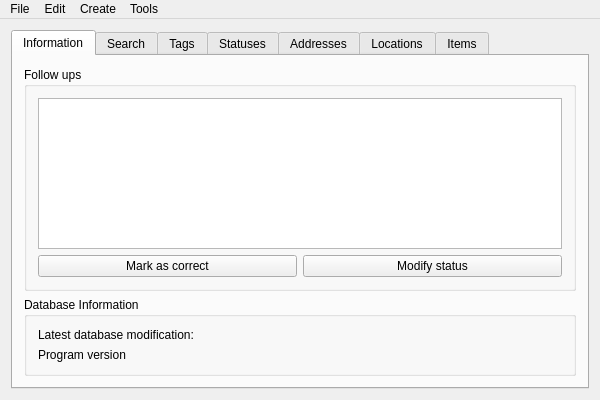
Above: mainwindow.ui from ChristopherRabotin/invensile before the change. Below: the same form after it.
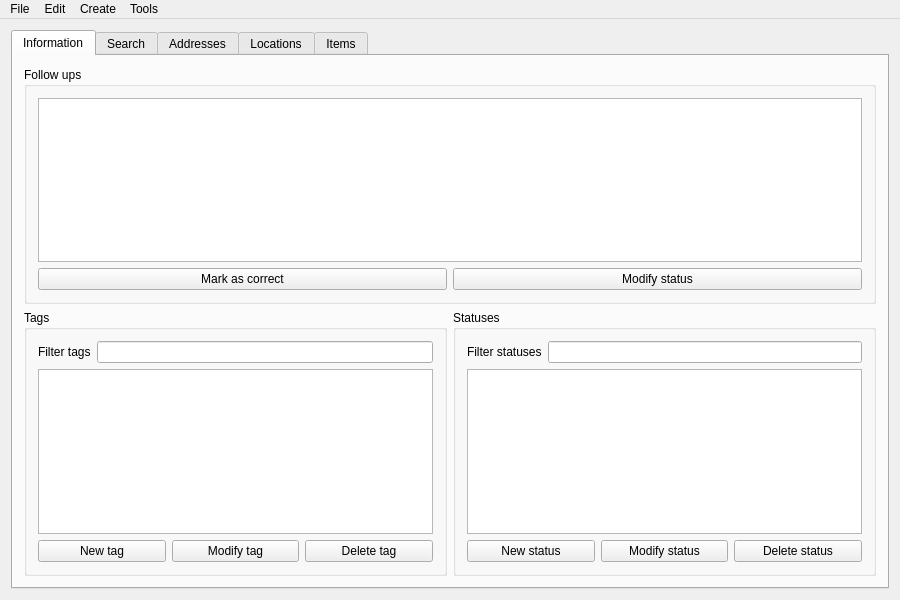
That is the form after the change.

Commit message: Moving very fast. Modified GUI and corrected filtering bugs.

Diff of the .ui file:
```diff
--- a/mainwindow.ui
+++ b/mainwindow.ui
@@ -6,8 +6,8 @@
    <rect>
     <x>0</x>
     <y>0</y>
-    <width>600</width>
-    <height>400</height>
+    <width>900</width>
+    <height>600</height>
    </rect>
   </property>
   <property name="windowTitle">
@@ -24,7 +24,7 @@
        <attribute name="title">
         <string>Information</string>
        </attribute>
-       <layout class="QVBoxLayout" name="verticalLayout_10">
+       <layout class="QVBoxLayout" name="verticalLayout_11">
         <item>
          <widget class="QGroupBox" name="followUpBox">
           <property name="title">
@@ -60,44 +60,13 @@
          </widget>
         </item>
         <item>
-         <widget class="QGroupBox" name="dbInfoBox">
-          <property name="title">
-           <string>Database Information</string>
-          </property>
           <layout class="QHBoxLayout" name="horizontalLayout_6">
            <item>
-            <layout class="QVBoxLayout" name="verticalLayout_6">
-             <item>
-              <widget class="QLabel" name="label_LatestModification">
-               <property name="text">
-                <string>Latest database modification: </string>
-               </property>
-              </widget>
-             </item>
-             <item>
-              <widget class="QLabel" name="label_Program_version">
-               <property name="text">
-                <string>Program version </string>
-               </property>
-              </widget>
-             </item>
-            </layout>
-           </item>
-          </layout>
-         </widget>
-        </item>
-       </layout>
-      </widget>
-      <widget class="QWidget" name="searchTab">
-       <attribute name="title">
-        <string>Search</string>
-       </attribute>
-      </widget>
-      <widget class="QWidget" name="tagsTab">
-       <attribute name="title">
+           <widget class="QGroupBox" name="groupBox">
+            <property name="title">
         <string>Tags</string>
-       </attribute>
-       <layout class="QVBoxLayout" name="verticalLayout_2">
+            </property>
+            <layout class="QVBoxLayout" name="verticalLayout_10">
         <item>
          <layout class="QHBoxLayout" name="horizontalLayout_4">
           <item>
@@ -145,11 +114,13 @@
         </item>
        </layout>
       </widget>
-      <widget class="QWidget" name="tab">
-       <attribute name="title">
+          </item>
+          <item>
+           <widget class="QGroupBox" name="groupBox_2">
+            <property name="title">
         <string>Statuses</string>
-       </attribute>
-       <layout class="QVBoxLayout" name="verticalLayout_5">
+            </property>
+            <layout class="QVBoxLayout" name="verticalLayout_6">
         <item>
          <layout class="QHBoxLayout" name="horizontalLayout_9">
           <item>
@@ -168,7 +139,7 @@
          </layout>
         </item>
         <item>
-         <widget class="QTableWidget" name="statusesView"/>
+              <widget class="QTableView" name="statusesView"/>
         </item>
         <item>
          <layout class="QHBoxLayout" name="horizontalLayout_10">
@@ -197,6 +168,16 @@
         </item>
        </layout>
       </widget>
+          </item>
+         </layout>
+        </item>
+       </layout>
+      </widget>
+      <widget class="QWidget" name="searchTab">
+       <attribute name="title">
+        <string>Search</string>
+       </attribute>
+      </widget>
       <widget class="QWidget" name="addressesTab">
        <attribute name="title">
         <string>Addresses</string>
@@ -367,7 +348,7 @@
     <rect>
      <x>0</x>
      <y>0</y>
-     <width>600</width>
+     <width>900</width>
      <height>20</height>
     </rect>
    </property>
```
Lines whose indentation alone changed are shown as unchanged. The commit also changes 3 other files.
